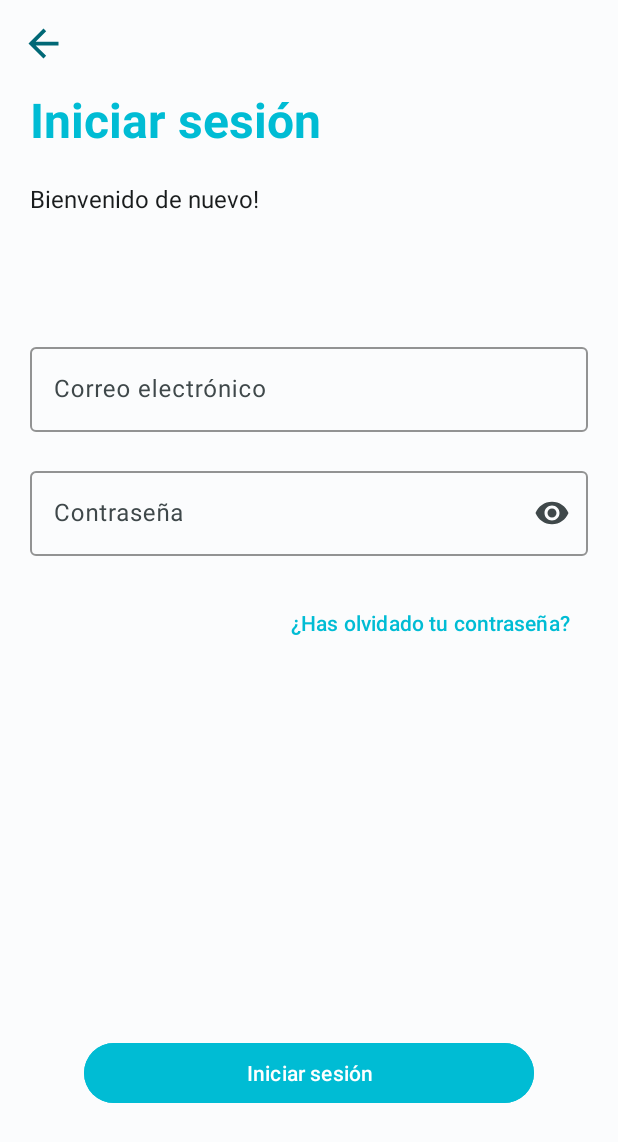
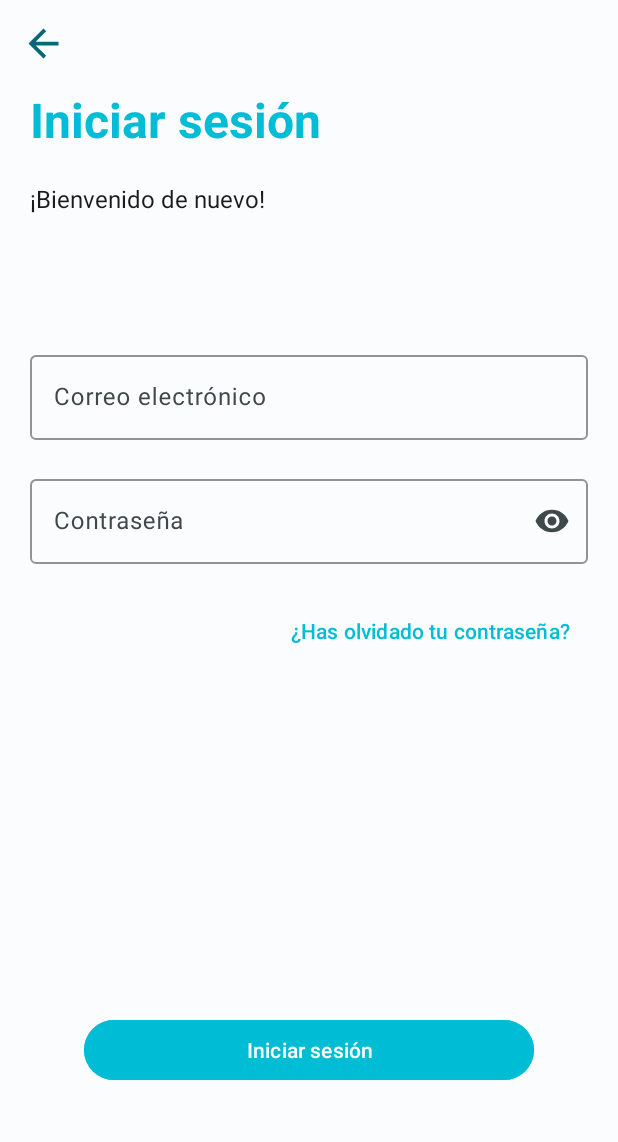
Before and after one commit to dacxjo/inventame-app, an Android app: the screen it shows after launch (OnboardActivity), after a tap on "Iniciar sesión", on a phone screen of 412 x 824 dp. Shown: the top 1142 px of the screen. Run offline under Robolectric (Android 15) with nearby library versions, the phone set to English and light mode, and no system bars.

Commit message:
Fixed Layout positions

```diff
--- a/app/src/main/res/layout/fragment_login.xml
+++ b/app/src/main/res/layout/fragment_login.xml
@@ -1,6 +1,5 @@
 <?xml version="1.0" encoding="utf-8"?>
-<androidx.constraintlayout.widget.ConstraintLayout
-    xmlns:android="http://schemas.android.com/apk/res/android"
+<RelativeLayout xmlns:android="http://schemas.android.com/apk/res/android"
     xmlns:app="http://schemas.android.com/apk/res-auto"
     xmlns:tools="http://schemas.android.com/tools"
     android:layout_width="match_parent"
@@ -10,27 +9,23 @@
     <LinearLayout
         android:layout_width="match_parent"
         android:layout_height="match_parent"
-        android:orientation="vertical"
-        >
+        android:layout_above="@+id/button_login"
+        android:orientation="vertical">
 
         <Button
+            android:id="@+id/back_button"
             style="?attr/materialIconButtonStyle"
-            android:id="@+id/back_button"
             android:layout_width="wrap_content"
             android:layout_height="wrap_content"
-            app:iconSize="30dp"
             app:icon="@drawable/baseline_arrow_back_24"
-            />
+            app:iconSize="30dp" />
 
         <LinearLayout
             android:layout_width="match_parent"
-            android:layout_height="0dp"
+            android:layout_height="wrap_content"
             android:orientation="vertical"
-            android:paddingHorizontal="20dp"
-            android:layout_weight="1">
+            android:paddingHorizontal="20dp">
 
-
-            <!-- Titulo del layout: Iniciar sesion -->
             <TextView
                 android:id="@+id/title_login"
                 android:layout_width="match_parent"
@@ -42,21 +37,21 @@
 
             <TextView
                 android:layout_width="match_parent"
-                android:layout_height="wrap_content"
-                android:text="Bienvenido de nuevo!"
+                android:layout_height="60dp"
+                android:layout_marginTop="20dp"
+                android:text="@string/welcome_again"
                 android:textColor="@color/md_theme_light_onSurface"
-                android:textSize="16sp"
-                android:layout_marginTop="20dp"
-                />
+                android:textSize="16sp" />
 
         </LinearLayout>
 
         <LinearLayout
             android:layout_width="match_parent"
-            android:layout_height="wrap_content"
+            android:layout_height="0dp"
+            android:layout_weight="2"
             android:orientation="vertical"
             android:paddingHorizontal="20dp"
-            android:layout_weight="1">
+            android:paddingTop="50dp">
 
             <com.google.android.material.textfield.TextInputLayout
                 android:layout_width="match_parent"
@@ -89,34 +84,29 @@
 
 
             <Button
+                android:id="@+id/btn_goToForgotPassword"
                 style="@style/Widget.Material3.Button.TextButton"
                 android:layout_width="wrap_content"
                 android:layout_height="wrap_content"
                 android:layout_gravity="end"
                 android:text="@string/forgot_password"
-                android:id="@+id/btn_goToForgotPassword"
-                android:textColor="@color/seed"
-                />
+                android:textColor="@color/seed" />
 
         </LinearLayout>
 
 
-        <LinearLayout
-            android:layout_width="match_parent"
-            android:layout_height="wrap_content"
-            android:layout_weight="1"
-            android:orientation="vertical"
-            android:gravity="center">
+    </LinearLayout>
+
 
     <Button
         android:id="@+id/button_login"
         android:layout_width="300dp"
         android:layout_height="wrap_content"
+        android:layout_alignParentBottom="true"
+        android:layout_centerInParent="true"
         android:layout_gravity="center"
+        android:layout_marginBottom="100dp"
         android:backgroundTint="@color/seed"
         android:text="@string/title_login" />
-        </LinearLayout>
 
-    </LinearLayout>
-
-</androidx.constraintlayout.widget.ConstraintLayout>
+</RelativeLayout>
--- a/app/src/main/res/values/strings.xml
+++ b/app/src/main/res/values/strings.xml
@@ -14,6 +14,7 @@
     <string name="password_placeholder">Contraseña</string>
     <string name="email_placeholder">Correo electrónico</string>
     <string name="forgot_password">¿Has olvidado tu contraseña?</string>
+    <string name="welcome_again">¡Bienvenido de nuevo!</string>
 
     <!-- Strings: forgot_password -->
     <string name="recover_password">Recuperar contraseña</string>
```
Also changed, not shown: app/src/main/res/layout/fragment_forgot_password.xml (+35 -38 lines), app/src/main/res/layout/fragment_startup.xml (+15 -17 lines). Lines whose indentation alone changed are shown as unchanged.
